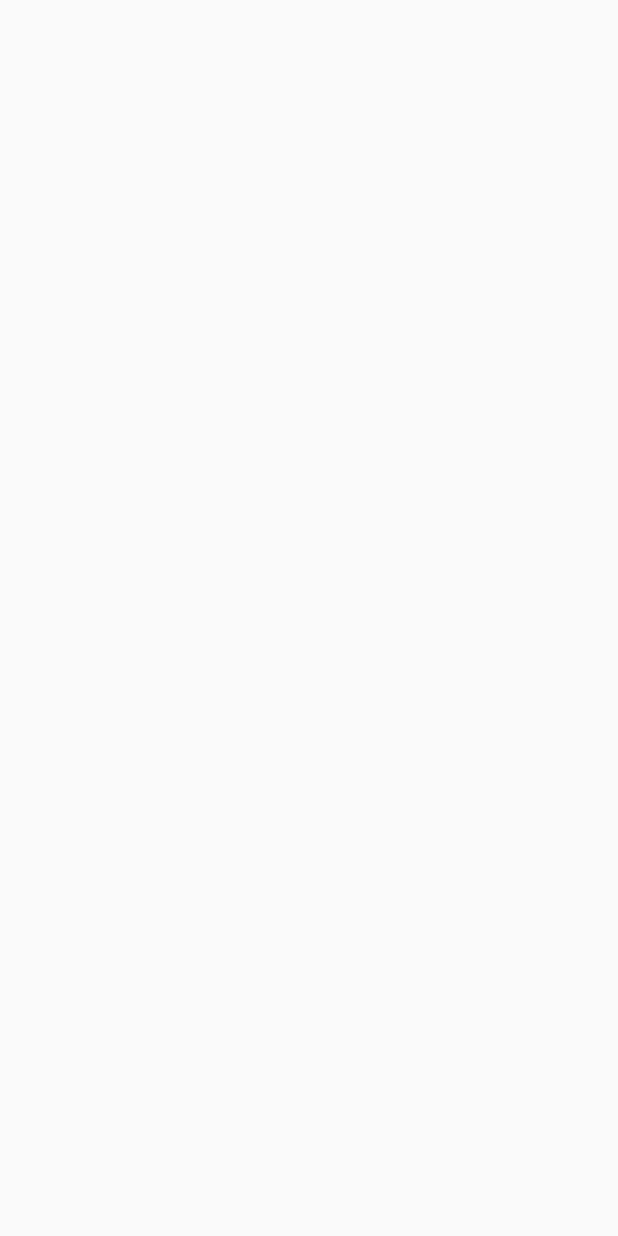
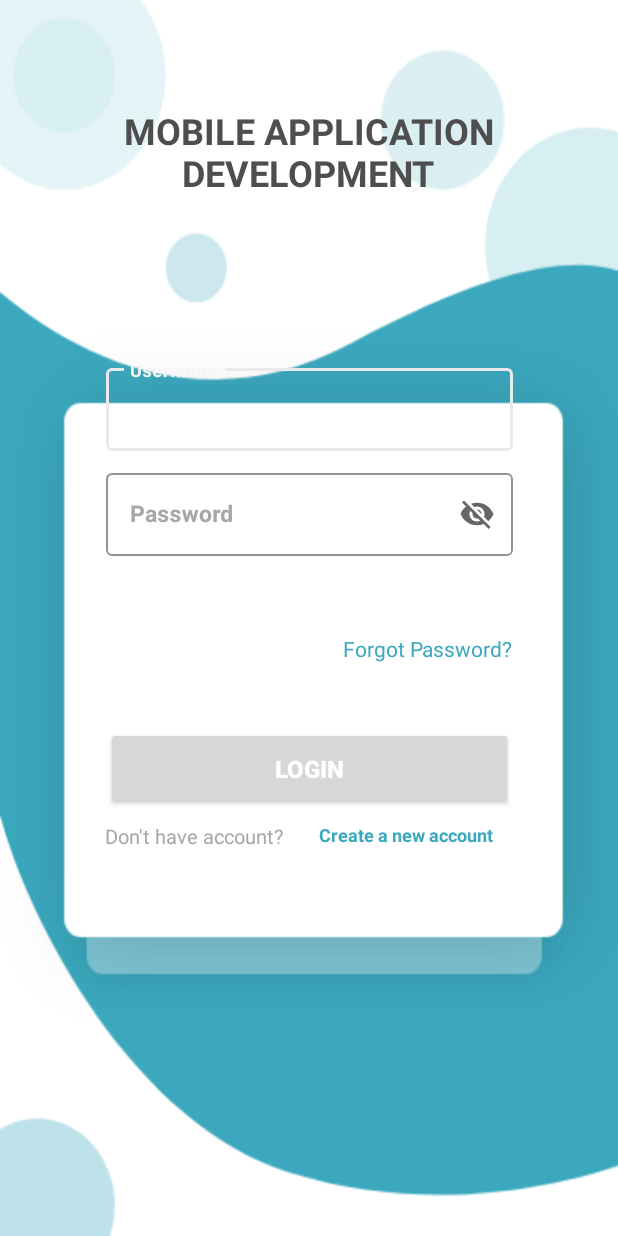
Before and after one commit to MichaelCarrick16/FileManager, an Android app: the screen it shows after launch (AccountAct), on a phone screen of 412 x 824 dp. Before the commit the screen is empty. Run offline under Robolectric (Android 15) with nearby library versions, the phone set to English and light mode, and no system bars.

Commit message:
hieppd- add layout login

```diff
--- a/app/src/main/res/layout/act_account.xml
+++ b/app/src/main/res/layout/act_account.xml
@@ -1,6 +1,136 @@
 <?xml version="1.0" encoding="utf-8"?>
 <androidx.constraintlayout.widget.ConstraintLayout xmlns:android="http://schemas.android.com/apk/res/android"
+    xmlns:app="http://schemas.android.com/apk/res-auto"
+    xmlns:tools="http://schemas.android.com/tools"
     android:layout_width="match_parent"
-    android:layout_height="match_parent">
+    android:layout_height="match_parent"
+    android:background="@drawable/background"
+    tools:context=".MainActivity">
+
+    <com.google.android.material.textfield.TextInputLayout
+        android:id="@+id/txtUsername"
+        style="@style/Widget.MaterialComponents.TextInputLayout.OutlinedBox"
+        android:layout_width="271dp"
+        android:layout_height="63dp"
+        android:layout_marginStart="70dp"
+        android:layout_marginTop="240dp"
+        android:layout_marginEnd="70dp"
+        android:hint="Username"
+        android:textColorHint="#A7A7A7"
+        app:boxStrokeColor="#EAEAEE"
+        app:layout_constraintEnd_toEndOf="parent"
+        app:layout_constraintStart_toStartOf="parent"
+        app:layout_constraintTop_toTopOf="parent">
+
+        <com.google.android.material.textfield.TextInputEditText
+            android:id="@+id/inputUsername"
+            android:layout_width="match_parent"
+            android:layout_height="55dp"
+            android:textColor="#5B5B5B"
+            android:textSize="15sp"
+            android:textStyle="bold"
+            tools:ignore="TouchTargetSizeCheck" />
+    </com.google.android.material.textfield.TextInputLayout>
+
+    <com.google.android.material.textfield.TextInputLayout
+        android:id="@+id/txtPassword"
+        style="@style/Widget.MaterialComponents.TextInputLayout.OutlinedBox"
+        android:layout_width="271dp"
+        android:layout_height="63dp"
+        android:layout_marginStart="70dp"
+        android:layout_marginTop="310dp"
+        android:layout_marginEnd="70dp"
+        android:hint="Password"
+        android:textColorHint="#A7A7A7"
+        app:endIconMode="password_toggle"
+        app:boxStrokeColor="#EAEAEE"
+        app:layout_constraintEnd_toEndOf="parent"
+        app:layout_constraintStart_toStartOf="parent"
+        app:layout_constraintTop_toTopOf="parent">
+
+        <com.google.android.material.textfield.TextInputEditText
+            android:id="@+id/inputPassword"
+            android:layout_width="match_parent"
+            android:layout_height="55dp"
+            android:textColor="#5B5B5B"
+            android:textSize="15sp"
+            android:textStyle="bold"
+            tools:ignore="TouchTargetSizeCheck" />
+    </com.google.android.material.textfield.TextInputLayout>
+
+    <Button
+        android:id="@+id/button4"
+        android:layout_width="271dp"
+        android:layout_height="55dp"
+        android:layout_marginTop="200dp"
+        android:text="LOGIN"
+        android:textAlignment="center"
+        android:textColor="#FFFFFF"
+        android:textSize="16sp"
+        android:textStyle="bold"
+        app:layout_constraintBottom_toBottomOf="parent"
+        app:layout_constraintEnd_toEndOf="parent"
+        app:layout_constraintStart_toStartOf="parent"
+        app:layout_constraintTop_toTopOf="parent" />
+
+    <TextView
+        android:id="@+id/textView4"
+        android:layout_width="139dp"
+        android:layout_height="15dp"
+        android:layout_marginStart="70dp"
+        android:layout_marginTop="8dp"
+        android:layout_marginEnd="283dp"
+        android:text="Don't have account?"
+        android:textColor="#A7A7A7"
+        android:textSize="13sp"
+        app:layout_constraintEnd_toEndOf="parent"
+        app:layout_constraintHorizontal_bias="0.0"
+        app:layout_constraintStart_toStartOf="parent"
+        app:layout_constraintTop_toBottomOf="@+id/button4" />
+
+    <TextView
+        android:id="@+id/textView6"
+        android:layout_width="135dp"
+        android:layout_height="16dp"
+        android:layout_marginStart="7dp"
+        android:layout_marginTop="8dp"
+        android:layout_marginEnd="68dp"
+        android:text="Create a new account"
+        android:textColor="#3BA8BE"
+        android:textSize="12sp"
+        android:textStyle="bold"
+        app:layout_constraintEnd_toEndOf="parent"
+        app:layout_constraintStart_toEndOf="@+id/textView4"
+        app:layout_constraintTop_toBottomOf="@+id/button4" />
+
+    <TextView
+        android:id="@+id/textView7"
+        android:layout_width="286dp"
+        android:layout_height="66dp"
+        android:text="MOBILE APPLICATION DEVELOPMENT"
+        android:textAlignment="center"
+        android:textColor="#4E4E4E"
+        android:textSize="24sp"
+        android:textStyle="normal|bold"
+        app:layout_constraintBottom_toTopOf="@+id/txtUsername"
+        app:layout_constraintEnd_toEndOf="parent"
+        app:layout_constraintHorizontal_bias="0.496"
+        app:layout_constraintStart_toStartOf="parent"
+        app:layout_constraintTop_toTopOf="parent"
+        app:layout_constraintVertical_bias="0.407" />
+
+    <TextView
+        android:id="@+id/textView8"
+        android:layout_width="wrap_content"
+        android:layout_height="wrap_content"
+        android:layout_marginStart="228dp"
+        android:layout_marginTop="6dp"
+        android:layout_marginEnd="70dp"
+        android:text="Forgot Password?"
+        android:textColor="#3BA8BE"
+        app:layout_constraintBottom_toTopOf="@+id/button4"
+        app:layout_constraintEnd_toEndOf="parent"
+        app:layout_constraintStart_toStartOf="parent"
+        app:layout_constraintTop_toBottomOf="@+id/txtPassword" />
 
 </androidx.constraintlayout.widget.ConstraintLayout>
```
Also changed, not shown: app/src/main/res/drawable/background.png (added).
